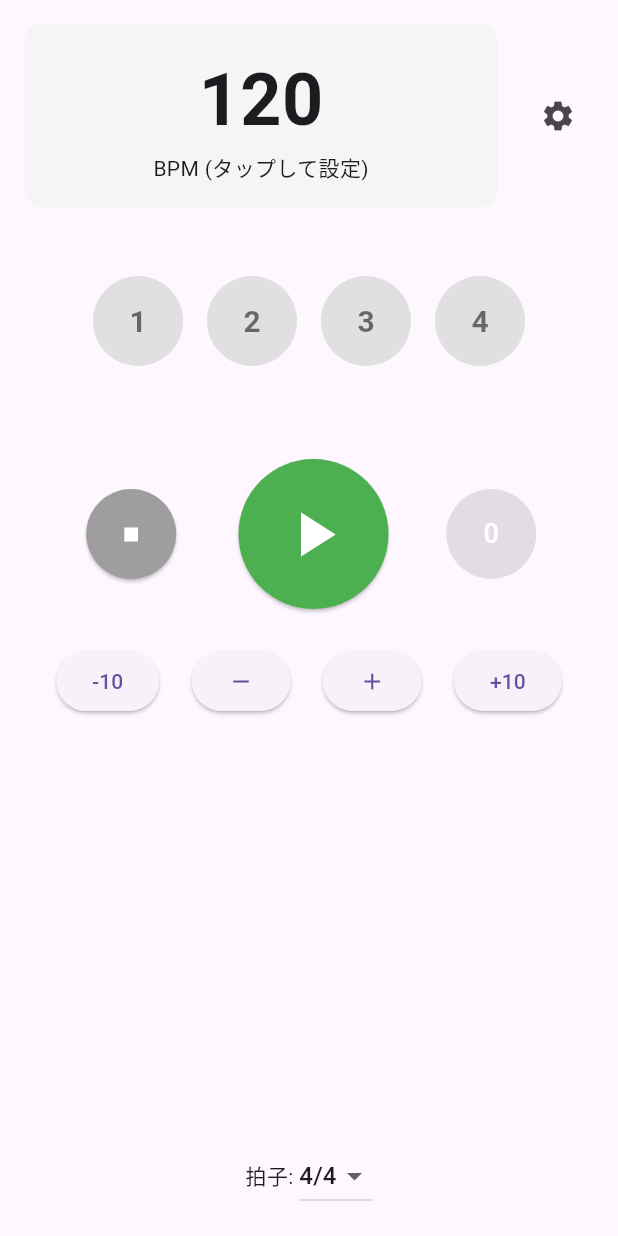
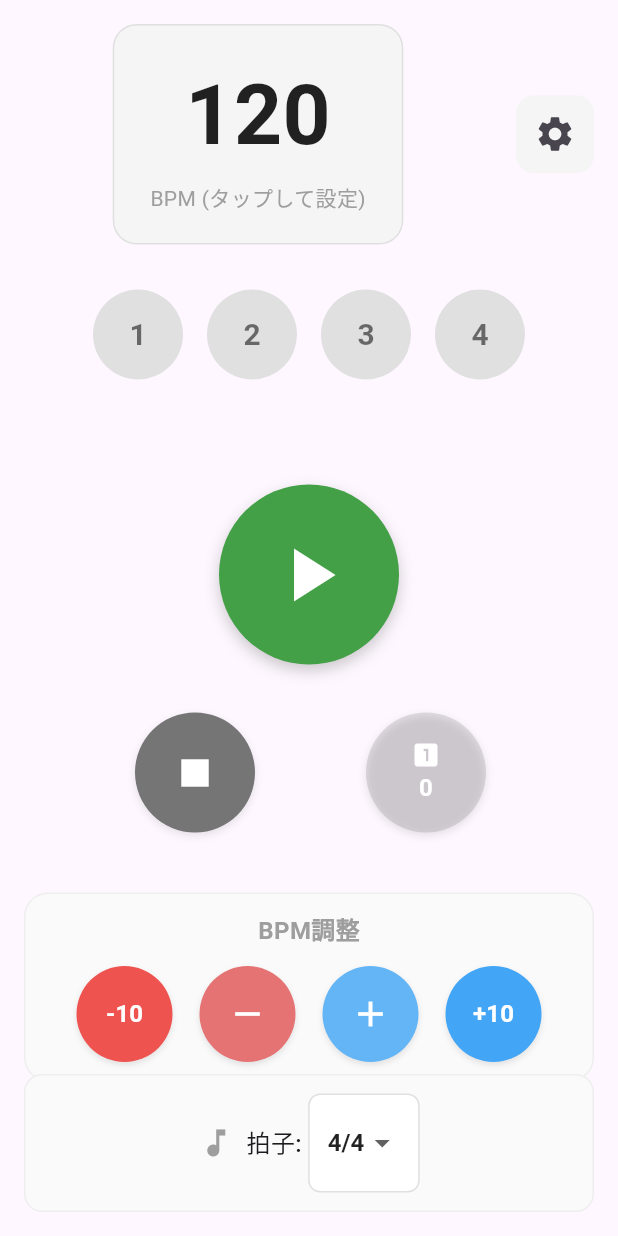
Before and after one commit to yuto90/chord_book, a Flutter app: the MetronomeScreen screen opened directly, on a phone screen of 412 x 824 dp. Run offline on Flutter 3.47's test engine with Material 3 defaults, Android fonts, the phone set to English and light mode, and no system bars; our stand-ins replace flutter_riverpod, freezed_annotation; missing offline and left inert: metronome.

Commit message:
Center metronome interface and improve button accessibility for touch interaction
Co-authored-by: yuto90 <53107639+yuto90@users.noreply.github.com>

```diff
--- a/lib/views/screens/metronome/metronome_screen.dart
+++ b/lib/views/screens/metronome/metronome_screen.dart
@@ -20,25 +20,31 @@ class MetronomeScreen extends ConsumerWidget {
               // Header with tempo display and settings
               _buildHeader(context, metronomeData, metronomeNotifier),
 
-              const SizedBox(height: 16),
+              // Centered main content area
+              Expanded(
+                child: Center(
+                  child: Column(
+                    mainAxisAlignment: MainAxisAlignment.center,
+                    children: [
+                      // Beat visualization
+                      _buildBeatVisualization(metronomeData),
 
-              // Beat indicator
-              Expanded(
-                child: Column(
-                  children: [
-                    // Count-in or beat visualization
-                    _buildBeatVisualization(metronomeData),
+                      const SizedBox(height: 40),
+
+                      // Centered main play button
+                      _buildCenteredPlayButton(metronomeData, metronomeNotifier),
 
                       const SizedBox(height: 32),
 
-                    // Main controls
-                    _buildMainControls(metronomeData, metronomeNotifier),
+                      // Secondary controls (Stop and Count-in)
+                      _buildSecondaryControls(metronomeData, metronomeNotifier),
 
-                    const SizedBox(height: 24),
+                      const SizedBox(height: 40),
 
-                    // BPM controls
+                      // BPM adjustment controls
                       _buildBpmControls(metronomeData, metronomeNotifier),
                     ],
+                  ),
                 ),
               ),
 
@@ -53,28 +59,40 @@ class MetronomeScreen extends ConsumerWidget {
 
   Widget _buildHeader(BuildContext context, metronomeData, metronomeNotifier) {
     return Row(
+      mainAxisAlignment: MainAxisAlignment.center,
       children: [
-        // BPM Display
+        // BPM Display - centered and larger
         Expanded(
+          child: Center(
             child: GestureDetector(
               onTap: () => _showBpmInputDialog(context, metronomeData, metronomeNotifier),
               child: Container(
-              padding: const EdgeInsets.all(16),
+                padding: const EdgeInsets.symmetric(vertical: 20, horizontal: 24),
                 decoration: BoxDecoration(
                   color: Colors.grey[100],
-                borderRadius: BorderRadius.circular(12),
+                  borderRadius: BorderRadius.circular(16),
+                  border: Border.all(color: Colors.grey[300]!),
                 ),
                 child: Column(
                   children: [
                     Text(
                       '${metronomeData.bpm}',
                       style: const TextStyle(
-                      fontSize: 48,
+                        fontSize: 56,
                         fontWeight: FontWeight.bold,
+                        color: Colors.black87,
                       ),
                     ),
-                  const Text('BPM (タップして設定)'),
+                    const SizedBox(height: 4),
+                    const Text(
+                      'BPM (タップして設定)',
+                      style: TextStyle(
+                        fontSize: 14,
+                        color: Colors.grey,
+                      ),
+                    ),
                   ],
+                ),
               ),
             ),
           ),
@@ -83,9 +101,16 @@ class MetronomeScreen extends ConsumerWidget {
         const SizedBox(width: 16),
 
         // Settings toggle
-        IconButton(
+        Container(
+          decoration: BoxDecoration(
+            color: Colors.grey[100],
+            borderRadius: BorderRadius.circular(12),
+          ),
+          child: IconButton(
             onPressed: () => _showSettingsDialog(context, metronomeData, metronomeNotifier),
-          icon: const Icon(Icons.settings),
+            icon: const Icon(Icons.settings, size: 28),
+            padding: const EdgeInsets.all(12),
+          ),
         ),
       ],
     );
@@ -155,49 +180,103 @@ class MetronomeScreen extends ConsumerWidget {
     );
   }
 
-  Widget _buildMainControls(metronomeData, metronomeNotifier) {
+  Widget _buildCenteredPlayButton(metronomeData, metronomeNotifier) {
+    return Container(
+      decoration: BoxDecoration(
+        shape: BoxShape.circle,
+        boxShadow: [
+          BoxShadow(
+            color: Colors.black.withOpacity(0.2),
+            blurRadius: 8,
+            offset: const Offset(0, 4),
+          ),
+        ],
+      ),
+      child: ElevatedButton(
+        onPressed: metronomeNotifier.togglePlayPause,
+        style: ElevatedButton.styleFrom(
+          backgroundColor: metronomeData.state.isPlaying ? Colors.red[600] : Colors.green[600],
+          foregroundColor: Colors.white,
+          minimumSize: const Size(120, 120),
+          shape: const CircleBorder(),
+          elevation: 0,
+          padding: EdgeInsets.zero,
+        ),
+        child: Icon(
+          metronomeData.state.isPlaying ? Icons.pause : Icons.play_arrow,
+          size: 60,
+          color: Colors.white,
+        ),
+      ),
+    );
+  }
+
+  Widget _buildSecondaryControls(metronomeData, metronomeNotifier) {
     return Row(
       mainAxisAlignment: MainAxisAlignment.spaceEvenly,
       children: [
         // Stop button
-        ElevatedButton(
+        Container(
+          decoration: BoxDecoration(
+            shape: BoxShape.circle,
+            boxShadow: [
+              BoxShadow(
+                color: Colors.black.withOpacity(0.1),
+                blurRadius: 4,
+                offset: const Offset(0, 2),
+              ),
+            ],
+          ),
+          child: ElevatedButton(
             onPressed: metronomeNotifier.stop,
             style: ElevatedButton.styleFrom(
-            backgroundColor: Colors.grey,
-            minimumSize: const Size(60, 60),
+              backgroundColor: Colors.grey[600],
+              foregroundColor: Colors.white,
+              minimumSize: const Size(80, 80),
               shape: const CircleBorder(),
+              elevation: 0,
             ),
-          child: const Icon(Icons.stop, color: Colors.white),
-        ),
-
-        // Play/Pause button
-        ElevatedButton(
-          onPressed: metronomeNotifier.togglePlayPause,
-          style: ElevatedButton.styleFrom(
-            backgroundColor: metronomeData.state.isPlaying ? Colors.red : Colors.green,
-            minimumSize: const Size(100, 100),
-            shape: const CircleBorder(),
-          ),
-          child: Icon(
-            metronomeData.state.isPlaying ? Icons.pause : Icons.play_arrow,
-            size: 50,
-            color: Colors.white,
+            child: const Icon(Icons.stop, size: 36, color: Colors.white),
           ),
         ),
 
         // Count-in button
-        ElevatedButton(
+        Container(
+          decoration: BoxDecoration(
+            shape: BoxShape.circle,
+            boxShadow: [
+              BoxShadow(
+                color: Colors.black.withOpacity(0.1),
+                blurRadius: 4,
+                offset: const Offset(0, 2),
+              ),
+            ],
+          ),
+          child: ElevatedButton(
             onPressed: metronomeData.countInMeasures > 0
                 ? () => metronomeNotifier.start(countInMeasures: metronomeData.countInMeasures)
                 : null,
             style: ElevatedButton.styleFrom(
-            backgroundColor: Colors.orange,
-            minimumSize: const Size(60, 60),
+              backgroundColor: metronomeData.countInMeasures > 0 ? Colors.orange[600] : Colors.grey[400],
+              foregroundColor: Colors.white,
+              minimumSize: const Size(80, 80),
               shape: const CircleBorder(),
+              elevation: 0,
             ),
-          child: Text(
+            child: Column(
+              mainAxisSize: MainAxisSize.min,
+              children: [
+                const Icon(Icons.looks_one, size: 20, color: Colors.white),
+                Text(
                   '${metronomeData.countInMeasures}',
-            style: const TextStyle(color: Colors.white, fontSize: 18),
+                  style: const TextStyle(
+                    color: Colors.white,
+                    fontSize: 16,
+                    fontWeight: FontWeight.bold,
+                  ),
+                ),
+              ],
+            ),
           ),
         ),
       ],
@@ -205,51 +284,146 @@ class MetronomeScreen extends ConsumerWidget {
   }
 
   Widget _buildBpmControls(metronomeData, metronomeNotifier) {
-    return Row(
+    return Container(
+      padding: const EdgeInsets.symmetric(horizontal: 16, vertical: 12),
+      decoration: BoxDecoration(
+        color: Colors.grey[50],
+        borderRadius: BorderRadius.circular(16),
+        border: Border.all(color: Colors.grey[200]!),
+      ),
+      child: Column(
+        children: [
+          const Text(
+            'BPM調整',
+            style: TextStyle(
+              fontSize: 16,
+              fontWeight: FontWeight.w600,
+              color: Colors.grey,
+            ),
+          ),
+          const SizedBox(height: 12),
+          Row(
             mainAxisAlignment: MainAxisAlignment.spaceEvenly,
             children: [
               // BPM -10
-        ElevatedButton(
+              _buildBpmButton(
+                label: '-10',
                 onPressed: () => metronomeNotifier.adjustBpm(-10),
-          child: const Text('-10'),
+                color: Colors.red[400]!,
               ),
 
               // BPM -1
-        ElevatedButton(
+              _buildBpmButton(
+                icon: Icons.remove,
                 onPressed: () => metronomeNotifier.adjustBpm(-1),
-          child: const Icon(Icons.remove),
+                color: Colors.red[300]!,
               ),
 
               // BPM +1
-        ElevatedButton(
+              _buildBpmButton(
+                icon: Icons.add,
                 onPressed: () => metronomeNotifier.adjustBpm(1),
-          child: const Icon(Icons.add),
+                color: Colors.blue[300]!,
               ),
 
               // BPM +10
-        ElevatedButton(
+              _buildBpmButton(
+                label: '+10',
                 onPressed: () => metronomeNotifier.adjustBpm(10),
-          child: const Text('+10'),
+                color: Colors.blue[400]!,
               ),
             ],
+          ),
+        ],
+      ),
+    );
+  }
+
+  Widget _buildBpmButton({
+    String? label,
+    IconData? icon,
+    required VoidCallback onPressed,
+    required Color color,
+  }) {
+    return Container(
+      decoration: BoxDecoration(
+        shape: BoxShape.circle,
+        boxShadow: [
+          BoxShadow(
+            color: Colors.black.withOpacity(0.1),
+            blurRadius: 3,
+            offset: const Offset(0, 2),
+          ),
+        ],
+      ),
+      child: ElevatedButton(
+        onPressed: onPressed,
+        style: ElevatedButton.styleFrom(
+          backgroundColor: color,
+          foregroundColor: Colors.white,
+          minimumSize: const Size(64, 64),
+          shape: const CircleBorder(),
+          elevation: 0,
+          padding: EdgeInsets.zero,
+        ),
+        child: label != null
+            ? Text(
+                label,
+                style: const TextStyle(
+                  fontSize: 16,
+                  fontWeight: FontWeight.bold,
+                  color: Colors.white,
+                ),
+              )
+            : Icon(
+                icon,
+                size: 28,
+                color: Colors.white,
+              ),
+      ),
     );
   }
 
   Widget _buildBottomControls(metronomeData, metronomeNotifier) {
-    return Column(
-      children: [
-        // Time signature controls
-        Row(
+    return Container(
+      padding: const EdgeInsets.symmetric(horizontal: 20, vertical: 12),
+      decoration: BoxDecoration(
+        color: Colors.grey[50],
+        borderRadius: BorderRadius.circular(12),
+        border: Border.all(color: Colors.grey[200]!),
+      ),
+      child: Row(
         mainAxisAlignment: MainAxisAlignment.center,
         children: [
-            const Text('拍子: '),
-            DropdownButton<int>(
+          const Icon(Icons.music_note, color: Colors.grey),
+          const SizedBox(width: 8),
+          const Text(
+            '拍子: ',
+            style: TextStyle(
+              fontSize: 16,
+              fontWeight: FontWeight.w500,
+            ),
+          ),
+          Container(
+            padding: const EdgeInsets.symmetric(horizontal: 12, vertical: 8),
+            decoration: BoxDecoration(
+              color: Colors.white,
+              borderRadius: BorderRadius.circular(8),
+              border: Border.all(color: Colors.grey[300]!),
+            ),
+            child: DropdownButton<int>(
               value: metronomeData.beatsPerMeasure,
+              underline: const SizedBox(),
               onChanged: (value) {
                 if (value != null) {
                   metronomeNotifier.setBeatsPerMeasure(value);
                 }
               },
+              style: const TextStyle(
+                fontSize: 16,
+                fontWeight: FontWeight.w600,
+                color: Colors.black87,
+              ),
               items: [2, 3, 4, 5, 6, 7, 8].map((beats) {
                 return DropdownMenuItem(
                   value: beats,
@@ -257,9 +431,9 @@ class MetronomeScreen extends ConsumerWidget {
                 );
               }).toList(),
             ),
+          ),
         ],
       ),
-      ],
     );
   }
 
```
Lines whose indentation alone changed are shown as unchanged.
